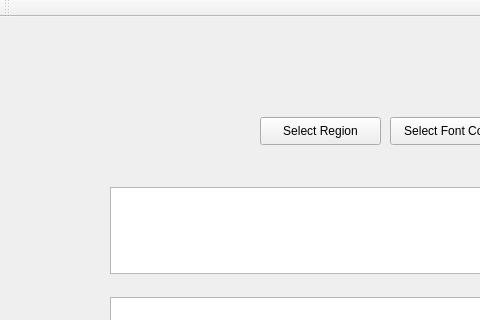
Above: RealTimeTranslator.ui from wlssirius/ChaosTranslate before the change; both pictures show x 0 to 480 and y 0 to 320 of the 716 by 500 pixel window. Below: the same form after it.
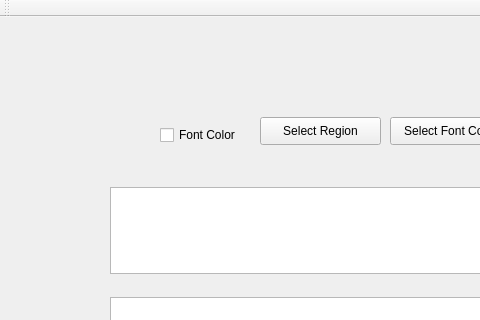
That is the form after the change.

Commit message: add font color selection

Diff of the .ui file:
```diff
--- a/RealTimeTranslator.ui
+++ b/RealTimeTranslator.ui
@@ -99,6 +99,19 @@
      <string>Select Font Color</string>
     </property>
    </widget>
+   <widget class="QCheckBox" name="checkBox">
+    <property name="geometry">
+     <rect>
+      <x>160</x>
+      <y>110</y>
+      <width>91</width>
+      <height>16</height>
+     </rect>
+    </property>
+    <property name="text">
+     <string>Font Color</string>
+    </property>
+   </widget>
   </widget>
   <widget class="QMenuBar" name="menuBar">
    <property name="geometry">
```
The commit also changes 4 other files.
